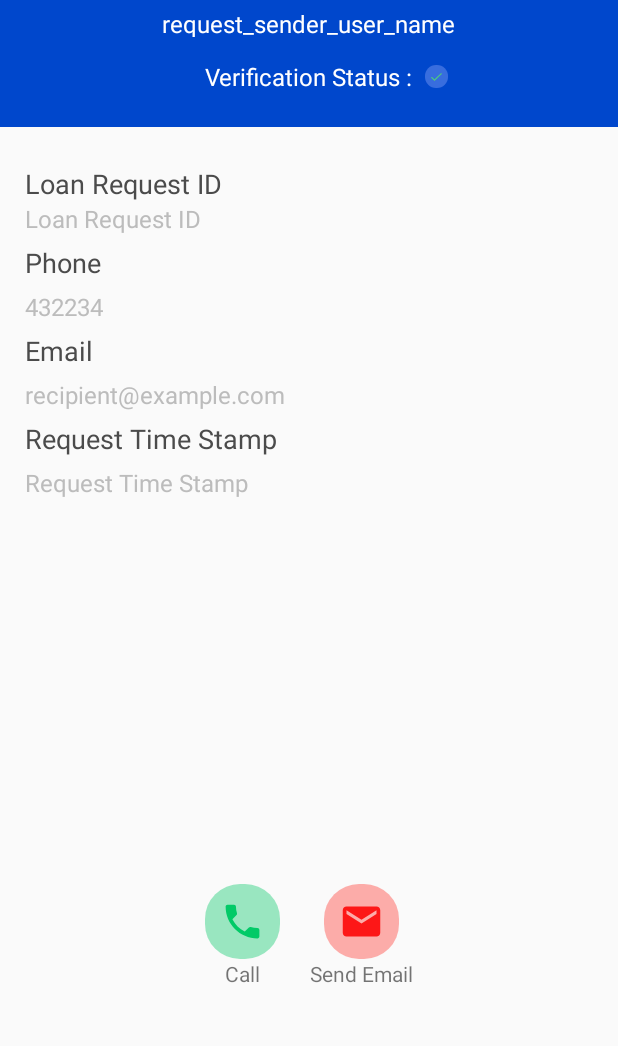
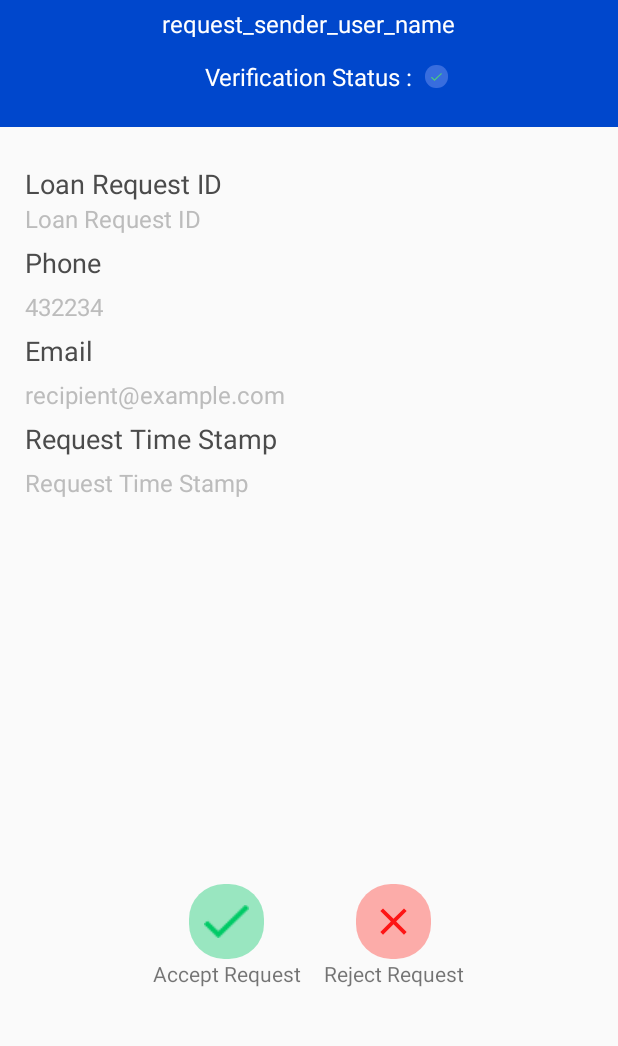
Before and after one commit to syedusama5556/Request_Loan_App_Sameed_, an Android app: the ShowDetailsOfserRequestsOnClick screen opened directly, with no data from a screen before it, after a tap on an icon or button, on a phone screen of 412 x 824 dp, the part 173-1219 px from its top. Run offline under Robolectric (Android 15) with nearby library versions, the phone set to English and light mode, and no system bars; our stand-ins replace Volley; libraries missing offline, so code that uses them is left out: com.crowdfire.cfalertdialog, com.mikhaellopez.circularimageview, com.roger.catloadinglibrary, com.shashank.sony; plain views replace CircularImageView; network calls fail; pictures from the network do not load; 8 statements that could not run were skipped.

```diff
--- a/app/src/main/AndroidManifest.xml
+++ b/app/src/main/AndroidManifest.xml
@@ -6,7 +6,7 @@
     <uses-permission android:name="android.permission.READ_EXTERNAL_STORAGE" />
     <uses-permission android:name="android.permission.WRITE_EXTERNAL_STORAGE" />
     <uses-permission android:name="android.permission.READ_PHONE_STATE" />
-    <uses-permission android:name="android.permission.CALL_PHONE" />
+
 
     <application
         android:allowBackup="true"
--- a/app/src/main/java/com/infusiblecoder/loanappsameed/Helpers/Comman.java
+++ b/app/src/main/java/com/infusiblecoder/loanappsameed/Helpers/Comman.java
@@ -20,6 +20,8 @@ public class Comman {
 
 
     public static String DELETE_SENT_REQUESTS_URL = START_URL + "deletesentrequest.php";
+    public static String getdataforsingleuserwithloanreqcode_REQUESTS_URL = START_URL + "getdataforsingleuserwithloanreqcode.php";
+
 
 
     public static String GET_ALL_REQUEST_TABLE_DATA_URL = START_URL + "getalldatarequesttable.php";
--- a/app/src/main/java/com/infusiblecoder/loanappsameed/activity/ShowDetailsOfRequestSelected.java
+++ b/app/src/main/java/com/infusiblecoder/loanappsameed/activity/ShowDetailsOfRequestSelected.java
@@ -52,7 +52,6 @@ public class ShowDetailsOfRequestSelected extends AppCompatActivity {
     int PERMISSION_ALL = 1;
     String[] PERMISSIONS = {
             android.Manifest.permission.WRITE_EXTERNAL_STORAGE,
-            android.Manifest.permission.CALL_PHONE,
             android.Manifest.permission.READ_PHONE_STATE,
             android.Manifest.permission.READ_EXTERNAL_STORAGE
     };
--- a/app/src/main/java/com/infusiblecoder/loanappsameed/activity/ShowDetailsOfserRequestsOnClick.java
+++ b/app/src/main/java/com/infusiblecoder/loanappsameed/activity/ShowDetailsOfserRequestsOnClick.java
@@ -1,11 +1,7 @@
 package com.infusiblecoder.loanappsameed.activity;
 
-import android.Manifest;
 import android.content.Intent;
 import android.content.SharedPreferences;
-import android.content.pm.PackageManager;
-import android.net.Uri;
-import android.os.Build;
 import android.os.Bundle;
 import android.view.View;
 import android.widget.ImageView;
@@ -104,22 +100,6 @@ public class ShowDetailsOfserRequestsOnClick extends AppCompatActivity {
             @Override
             public void onClick(View v) {
 
-                Intent intent = new Intent(Intent.ACTION_CALL);
-
-                intent.setData(Uri.parse("tel:" + phoneOnclick.getText().toString()));
-                if (Build.VERSION.SDK_INT >= Build.VERSION_CODES.M) {
-                    if (checkSelfPermission(Manifest.permission.CALL_PHONE) != PackageManager.PERMISSION_GRANTED) {
-                        // TODO: Consider calling
-                        //    Activity#requestPermissions
-                        // here to request the missing permissions, and then overriding
-                        //   public void onRequestPermissionsResult(int requestCode, String[] permissions,
-                        //                                          int[] grantResults)
-                        // to handle the case where the user grants the permission. See the documentation
-                        // for Activity#requestPermissions for more details.
-                        return;
-                    }
-                }
-                startActivity(intent);
 
             }
         });
@@ -127,18 +107,6 @@ public class ShowDetailsOfserRequestsOnClick extends AppCompatActivity {
         btnSendMailUser.setOnClickListener(new View.OnClickListener() {
             @Override
             public void onClick(View v) {
-
-
-                Intent i = new Intent(Intent.ACTION_SEND);
-                i.setType("message/rfc822");
-                i.putExtra(Intent.EXTRA_EMAIL, new String[]{emailOnclick.getText().toString()});
-                i.putExtra(Intent.EXTRA_SUBJECT, "Request");
-                i.putExtra(Intent.EXTRA_TEXT, "You Sent Me A Request ");
-                try {
-                    startActivity(Intent.createChooser(i, "Send mail..."));
-                } catch (android.content.ActivityNotFoundException ex) {
-                    Toast.makeText(ShowDetailsOfserRequestsOnClick.this, "There are no email clients installed.", Toast.LENGTH_SHORT).show();
-                }
 
 
             }
--- a/app/src/main/res/layout/activity_show_details_ofser_requests_on_click.xml
+++ b/app/src/main/res/layout/activity_show_details_ofser_requests_on_click.xml
@@ -1,9 +1,9 @@
 <?xml version="1.0" encoding="utf-8"?>
 <RelativeLayout xmlns:android="http://schemas.android.com/apk/res/android"
+    xmlns:app="http://schemas.android.com/apk/res-auto"
     xmlns:tools="http://schemas.android.com/tools"
     android:layout_width="match_parent"
     android:layout_height="match_parent"
-    xmlns:app="http://schemas.android.com/apk/res-auto"
     tools:context=".activity.ShowDetailsOfserRequestsOnClick">
 
 
@@ -30,19 +30,18 @@
         android:layout_height="60dp"
         android:layout_centerHorizontal="true"
         android:layout_marginTop="55dp"
-        app:civ_border_width="1dp"
         android:src="@drawable/ic_launcher_background"
-        />
+        app:civ_border_width="1dp" />
 
 
     <TextView
         android:id="@+id/review_request_request_sender_user_name_txt"
         android:layout_width="wrap_content"
         android:layout_height="20dp"
-        android:gravity="center"
         android:layout_centerHorizontal="true"
         android:layout_marginTop="120dp"
         android:layout_marginEnd="140dp"
+        android:gravity="center"
         android:text="request_sender_user_name"
         android:textColor="#FFFFFF"
         android:textSize="@dimen/lender_review_page_activity_review_request_text_view_text_size" />
@@ -157,13 +156,12 @@
             android:textSize="@dimen/lender_review_page_activity_company_private_text_view_text_size" />
 
 
-
         <TextView
             android:layout_width="wrap_content"
             android:layout_height="wrap_content"
             android:layout_marginStart="@dimen/lender_review_page_activity_purpose_of_loan_text_view_margin_start"
+            android:layout_marginTop="@dimen/lender_review_page_activity_due_date_text_view_margin_top"
             android:gravity="start"
-            android:layout_marginTop="@dimen/lender_review_page_activity_due_date_text_view_margin_top"
 
             android:text="Request Time Stamp"
             android:textColor="#4B4B4B"
@@ -173,9 +171,9 @@
             android:id="@+id/timestamp_onclick"
             android:layout_width="wrap_content"
             android:layout_height="wrap_content"
+            android:layout_marginStart="@dimen/lender_review_page_activity_purpose_of_loan_text_view_margin_start"
+
             android:layout_marginTop="@dimen/lender_review_page_activity_due_date_text_view_margin_top"
-
-            android:layout_marginStart="@dimen/lender_review_page_activity_purpose_of_loan_text_view_margin_start"
             android:gravity="start"
             android:text="Request Time Stamp"
             android:textColor="#BCBCBC"
@@ -198,7 +196,7 @@
         <LinearLayout
             android:layout_width="wrap_content"
             android:layout_height="wrap_content"
-            android:layout_marginRight="20dp"
+            android:layout_marginRight="15dp"
             android:orientation="vertical">
 
             <ImageView
@@ -208,13 +206,13 @@
                 android:layout_gravity="center_horizontal"
                 android:background="@drawable/lender_review_page_activity_accept_button_ripple"
                 android:padding="10dp"
-                android:src="@drawable/ic_phone_black_green_24dp" />
+                android:src="@drawable/path_4" />
 
             <TextView
                 android:layout_width="wrap_content"
                 android:layout_height="wrap_content"
                 android:layout_gravity="center_horizontal"
-                android:text="Call" />
+                android:text="Accept Request" />
         </LinearLayout>
 
         <LinearLayout
@@ -230,7 +228,7 @@
                 android:layout_gravity="center_horizontal"
                 android:background="@drawable/lender_review_page_activity_reject_button_ripple"
                 android:padding="10dp"
-                android:src="@drawable/ic_mail_black_red_24dp"
+                android:src="@drawable/ic_clear_black_6565"
 
                 />
 
@@ -239,25 +237,20 @@
                 android:layout_width="wrap_content"
                 android:layout_height="wrap_content"
                 android:layout_gravity="center_horizontal"
-                android:text="Send Email" />
+                android:text="Reject Request" />
         </LinearLayout>
     </LinearLayout>
 
 
-
-
-
-
-
     <LinearLayout
-            android:visibility="gone"
         android:id="@+id/linlayout_Delete"
         android:layout_width="wrap_content"
         android:layout_height="wrap_content"
         android:layout_alignParentBottom="true"
         android:layout_centerHorizontal="true"
         android:layout_marginBottom="50dp"
-            android:orientation="vertical">
+        android:orientation="vertical"
+        android:visibility="gone">
 
         <ImageView
             android:id="@+id/btn_delete_request"
@@ -279,6 +272,4 @@
     </LinearLayout>
 
 
-
-
 </RelativeLayout>
```
Lines whose indentation alone changed are shown as unchanged.
